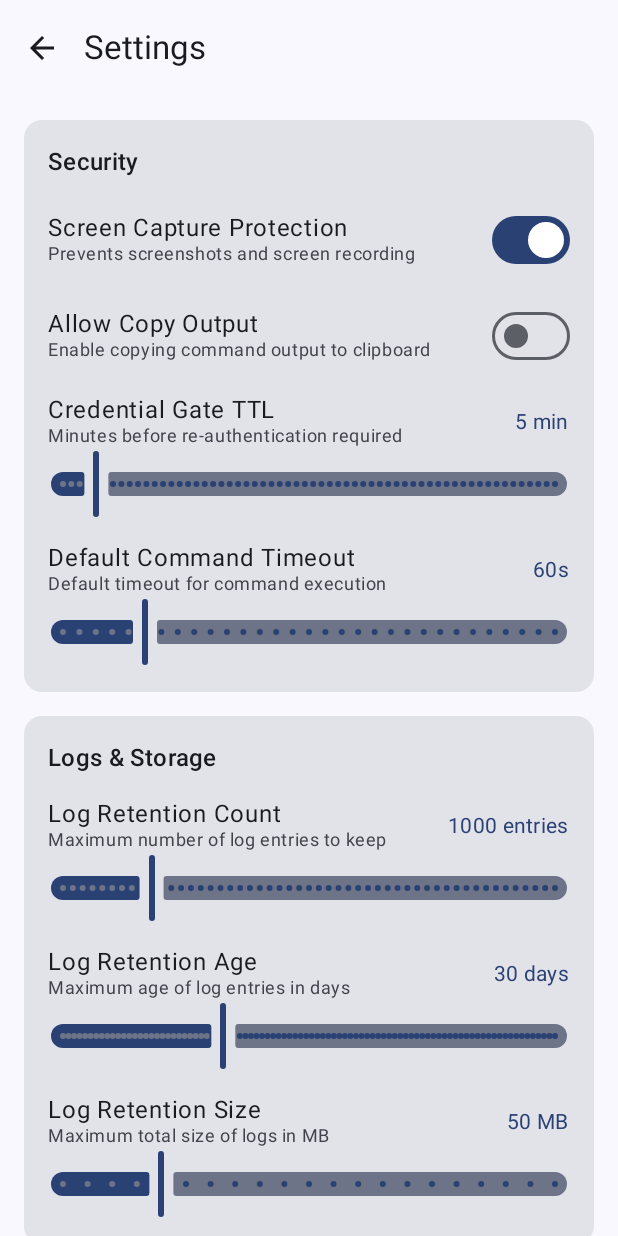
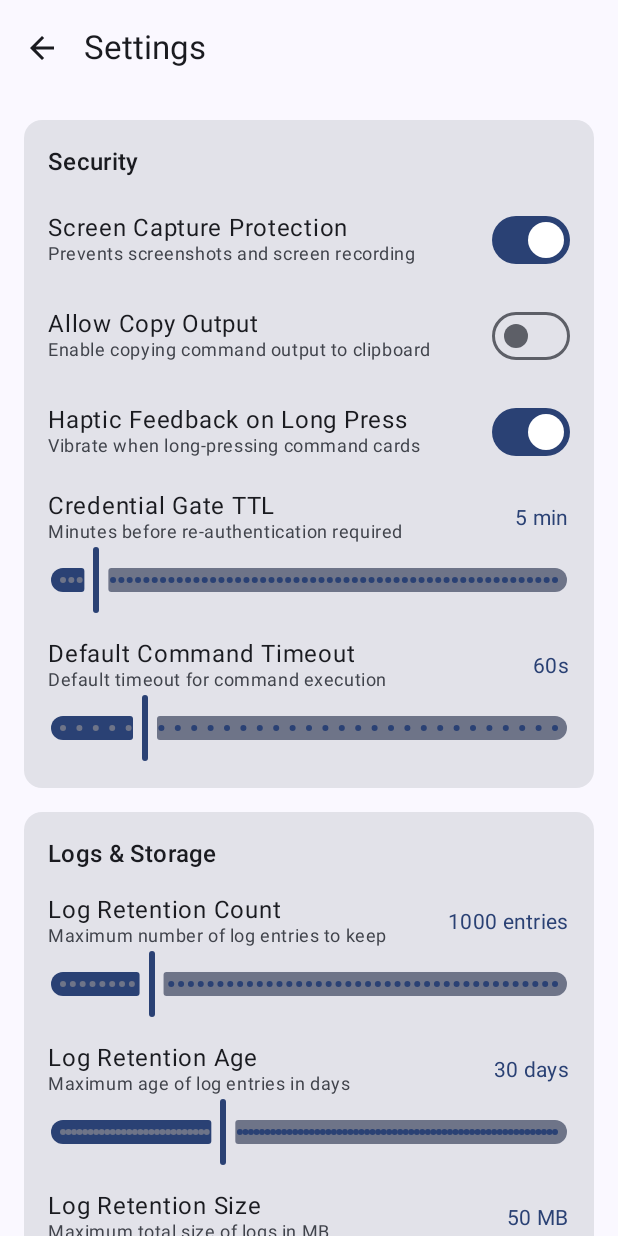
Before and after one commit to b3p3k0/rex, an Android app built with Jetpack Compose: the screen it shows after launch (MainActivity), after a tap on "Settings", on a phone screen of 412 x 824 dp. Run offline under Robolectric (Android 15) with nearby library versions, the phone set to English and light mode, and no system bars; our stand-ins replace Dagger/Hilt's generated code, Room's generated code.

Commit message:
Implement command list UI cleanup with haptic feedback
Transform host-command cards into primary execution targets using Material3
combinedClickable patterns. Remove trailing button clutter and add long-press
actions dialog with configurable haptic feedback setting.

Key changes:
- Replace Edit/Delete/Run button row with tap-to-execute and long-press menu
- Add haptic feedback setting in SettingsStore with user toggle in Settings
- Implement proper Material3 semantics and accessibility patterns
- Maintain existing delete confirmation flow with improved state management

🤖 Generated with [Claude Code](https://claude.ai/code)

Co-Authored-By: Claude <noreply@anthropic.com>

```diff
--- a/app/src/main/java/dev/rex/app/data/settings/SettingsStore.kt
+++ b/app/src/main/java/dev/rex/app/data/settings/SettingsStore.kt
@@ -48,6 +48,7 @@ class SettingsStore @Inject constructor(
         private val LOG_RETENTION_COUNT = intPreferencesKey("log_retention_count")
         private val LOG_RETENTION_AGE_DAYS = intPreferencesKey("log_retention_age_days")
         private val LOG_RETENTION_SIZE_MB = intPreferencesKey("log_retention_size_mb")
+        private val HAPTIC_FEEDBACK_LONG_PRESS = booleanPreferencesKey("haptic_feedback_long_press")
 
         // Default values
         const val DEFAULT_SCREEN_CAPTURE_PROTECTION = true
@@ -57,6 +58,7 @@ class SettingsStore @Inject constructor(
         const val DEFAULT_LOG_RETENTION_COUNT = 1000
         const val DEFAULT_LOG_RETENTION_AGE_DAYS = 30
         const val DEFAULT_LOG_RETENTION_SIZE_MB = 50
+        const val DEFAULT_HAPTIC_FEEDBACK_LONG_PRESS = true
     }
 
     /**
@@ -163,6 +165,20 @@ class SettingsStore @Inject constructor(
     }
 
     /**
+     * Haptic feedback on long press setting
+     */
+    val hapticFeedbackLongPress: Flow<Boolean> = context.dataStore.data
+        .map { preferences ->
+            preferences[HAPTIC_FEEDBACK_LONG_PRESS] ?: DEFAULT_HAPTIC_FEEDBACK_LONG_PRESS
+        }
+
+    suspend fun setHapticFeedbackLongPress(enabled: Boolean) {
+        context.dataStore.edit { preferences ->
+            preferences[HAPTIC_FEEDBACK_LONG_PRESS] = enabled
+        }
+    }
+
+    /**
      * Get all settings as a data class for easier access
      */
     val allSettings: Flow<SettingsData> = context.dataStore.data
@@ -174,7 +190,8 @@ class SettingsStore @Inject constructor(
                 defaultCommandTimeoutSeconds = preferences[DEFAULT_COMMAND_TIMEOUT_SECONDS_KEY] ?: DEFAULT_COMMAND_TIMEOUT_SECONDS,
                 logRetentionCount = preferences[LOG_RETENTION_COUNT] ?: DEFAULT_LOG_RETENTION_COUNT,
                 logRetentionAgeDays = preferences[LOG_RETENTION_AGE_DAYS] ?: DEFAULT_LOG_RETENTION_AGE_DAYS,
-                logRetentionSizeMb = preferences[LOG_RETENTION_SIZE_MB] ?: DEFAULT_LOG_RETENTION_SIZE_MB
+                logRetentionSizeMb = preferences[LOG_RETENTION_SIZE_MB] ?: DEFAULT_LOG_RETENTION_SIZE_MB,
+                hapticFeedbackLongPress = preferences[HAPTIC_FEEDBACK_LONG_PRESS] ?: DEFAULT_HAPTIC_FEEDBACK_LONG_PRESS
             )
         }
 }
@@ -189,5 +206,6 @@ data class SettingsData(
     val defaultCommandTimeoutSeconds: Int,
     val logRetentionCount: Int,
     val logRetentionAgeDays: Int,
-    val logRetentionSizeMb: Int
+    val logRetentionSizeMb: Int,
+    val hapticFeedbackLongPress: Boolean
 )
--- a/app/src/main/java/dev/rex/app/ui/screens/MainTableScreen.kt
+++ b/app/src/main/java/dev/rex/app/ui/screens/MainTableScreen.kt
@@ -64,6 +64,10 @@ fun MainTableScreen(
     val coroutineScope = rememberCoroutineScope()
     var showAbout by remember { mutableStateOf(false) }
     var showOverflowMenu by remember { mutableStateOf(false) }
+
+    // Get haptic feedback setting from SettingsViewModel
+    val settingsViewModel: SettingsViewModel = hiltViewModel()
+    val settingsData by settingsViewModel.settingsData.collectAsStateWithLifecycle()
 
     // Group by host to avoid duplicate host entries
     val groupedByHost = remember(hostCommandRows) {
@@ -200,7 +204,8 @@ fun MainTableScreen(
                                             duration = SnackbarDuration.Short
                                         )
                                     }
-                                }
+                                },
+                                enableHapticFeedback = settingsData.hapticFeedbackLongPress
                             )
                         }
                     }
@@ -224,7 +229,8 @@ private fun HostRowItem(
     onNavigateToEditCommand: (String) -> Unit,
     onNavigateToHostDetail: (String) -> Unit,
     onDeleteCommand: (String) -> Unit,
-    onDeleteHost: () -> Unit
+    onDeleteHost: () -> Unit,
+    enableHapticFeedback: Boolean = true
 ) {
     Log.d("Rex", "HostRowItem: ${hostRow.hostNickname} with ${commands.size} commands")
     var showDeleteConfirm by remember { mutableStateOf(false) }
@@ -297,7 +303,8 @@ private fun HostRowItem(
                             // Extract command ID from mappingId format: hostId_commandId
                             val commandId = mappingId.substringAfter("_")
                             onDeleteCommand(commandId)
-                        }
+                        },
+                        enableHapticFeedback = enableHapticFeedback
                     )
                     if (command != commands.last()) {
                         Spacer(modifier = Modifier.height(4.dp))
--- a/app/src/main/java/dev/rex/app/ui/screens/SettingsScreen.kt
+++ b/app/src/main/java/dev/rex/app/ui/screens/SettingsScreen.kt
@@ -91,6 +91,13 @@ fun SettingsScreen(
                         subtitle = "Enable copying command output to clipboard",
                         checked = settingsData.allowCopyOutput,
                         onCheckedChange = viewModel::setAllowCopyOutput
+                    )
+
+                    SettingSwitch(
+                        title = "Haptic Feedback on Long Press",
+                        subtitle = "Vibrate when long-pressing command cards",
+                        checked = settingsData.hapticFeedbackLongPress,
+                        onCheckedChange = viewModel::setHapticFeedbackLongPress
                     )
 
                     SettingSlider(
--- a/app/src/main/java/dev/rex/app/ui/screens/SettingsViewModel.kt
+++ b/app/src/main/java/dev/rex/app/ui/screens/SettingsViewModel.kt
@@ -48,7 +48,8 @@ class SettingsViewModel @Inject constructor(
                 defaultCommandTimeoutSeconds = SettingsStore.DEFAULT_COMMAND_TIMEOUT_SECONDS,
                 logRetentionCount = SettingsStore.DEFAULT_LOG_RETENTION_COUNT,
                 logRetentionAgeDays = SettingsStore.DEFAULT_LOG_RETENTION_AGE_DAYS,
-                logRetentionSizeMb = SettingsStore.DEFAULT_LOG_RETENTION_SIZE_MB
+                logRetentionSizeMb = SettingsStore.DEFAULT_LOG_RETENTION_SIZE_MB,
+                hapticFeedbackLongPress = SettingsStore.DEFAULT_HAPTIC_FEEDBACK_LONG_PRESS
             )
         )
 
@@ -95,4 +96,10 @@ class SettingsViewModel @Inject constructor(
             settingsStore.setLogRetentionSizeMb(sizeMb)
         }
     }
+
+    fun setHapticFeedbackLongPress(enabled: Boolean) {
+        viewModelScope.launch(GlobalCEH.handler) {
+            settingsStore.setHapticFeedbackLongPress(enabled)
+        }
+    }
 }
```
Also changed, not shown: app/src/main/java/dev/rex/app/ui/components/HostCommandRow.kt (+62 -36 lines).
